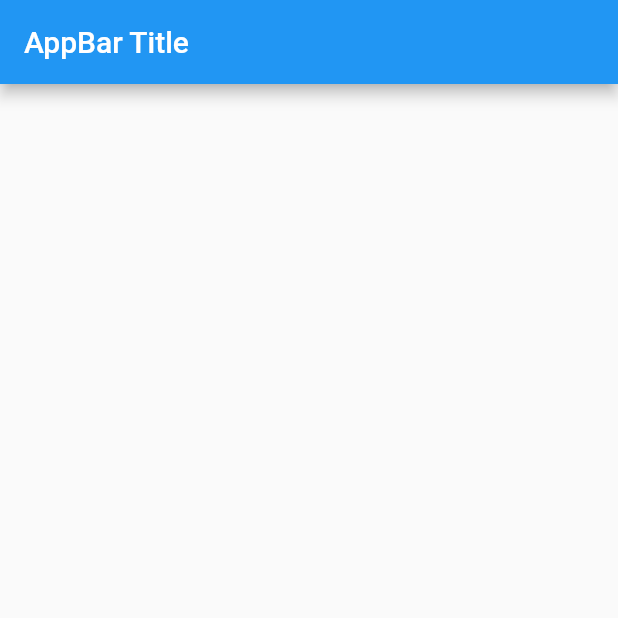
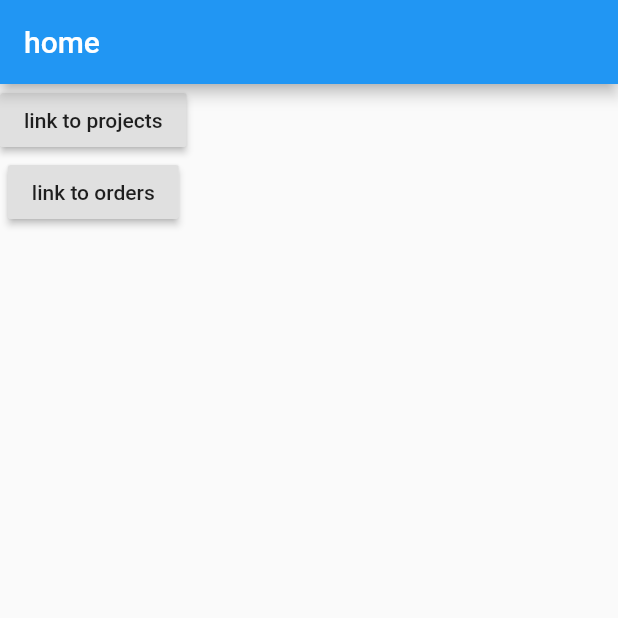
Before and after one commit to longfellowone/field-services-mobile, a Flutter app: the screen it shows after launch, on a phone screen of 412 x 824 dp, the top half of it. Run offline on Flutter 3.47's test engine with Material 2 defaults, Android fonts, the phone set to English and light mode, and no system bars; our stand-ins replace fixnum; missing offline and left inert: grpc, protobuf; statements that could not run were skipped.

```diff
--- /dev/null
+++ b/lib/src/api/supply.dart
@@ -0,0 +1,37 @@
+import 'package:grpc/grpc.dart';
+import 'package:myapp/src/generated/supply.pbgrpc.dart';
+
+class SupplyApi {
+  SupplyApi() {
+    _client = SupplyClient(ClientChannel("10.0.2.2",
+        port: 9090, options: const ChannelOptions(credentials: ChannelCredentials.insecure())));
+  }
+
+  static SupplyClient _client;
+
+  Future<List<OrderSummary>> findProjectOrderDates({String projectId}) async {
+    try {
+      var response = await _client.findProjectOrderDates(
+        FindProjectOrderDatesRequest()..projectId = projectId,
+      );
+      return response.orders;
+    } catch (e) {
+      print('Caught error: $e');
+      return null;
+    }
+  }
+
+  Future<Order> findOrder({String id}) async {
+    try {
+      var response = await _client.findOrder(
+        FindOrderRequest()..id = id,
+      );
+      return response.order;
+    } catch (e) {
+      print('Caught error: $e');
+      return null;
+    }
+  }
+
+//  await channel.shutdown();
+}
--- a/lib/src/app/app.dart
+++ b/lib/src/app/app.dart
@@ -1,14 +1,24 @@
 import 'package:flutter/material.dart';
+import 'package:myapp/src/api/supply.dart';
+import 'package:myapp/src/home/home.dart';
+import 'package:myapp/src/orders/orders.dart';
+import 'package:myapp/src/projects/projects.dart';
 
 class App extends StatelessWidget {
+  final SupplyApi api = SupplyApi();
+
+  // home: isFirstLaunch? IntroScreen():HomeScreen(),
+
   @override
   Widget build(BuildContext context) {
     return MaterialApp(
-      home: Scaffold(
-        appBar: AppBar(
-          title: Text('AppBar Title'),
-        ),
-      ),
+      title: "my app title",
+      initialRoute: Home.routeName,
+      routes: <String, WidgetBuilder>{
+        Home.routeName: (BuildContext context) => Home(),
+        Projects.routeName: (BuildContext context) => Projects(),
+        Orders.routeName: (BuildContext context) => Orders(api: api)
+      },
     );
   }
 }
--- /dev/null
+++ b/lib/src/home/home.dart
@@ -0,0 +1,26 @@
+import 'package:flutter/material.dart';
+
+class Home extends StatelessWidget {
+  static const String routeName = '/';
+
+  @override
+  Widget build(BuildContext context) {
+    return Scaffold(
+      appBar: AppBar(
+        title: Text("home"),
+      ),
+      body: Column(
+        children: <Widget>[
+          RaisedButton(
+            child: Text("link to projects"),
+            onPressed: () => Navigator.pushNamed(context, "/projects"),
+          ),
+          RaisedButton(
+            child: Text("link to orders"),
+            onPressed: () => Navigator.pushNamed(context, "/orders"),
+          ),
+        ],
+      ),
+    );
+  }
+}
--- /dev/null
+++ b/lib/src/projects/projects.dart
@@ -0,0 +1,20 @@
+import 'package:flutter/material.dart';
+
+class Projects extends StatelessWidget {
+  static const String routeName = '/projects';
+
+  @override
+  Widget build(BuildContext context) {
+    return Scaffold(
+      appBar: AppBar(
+        title: Text("List of projects"),
+      ),
+      body: Column(
+        children: <Widget>[
+          Text("project 1"),
+          Text("project 2"),
+        ],
+      ),
+    );
+  }
+}
```
Also changed, not shown: lib/src/bloc/bloc_provider.dart (+25 -9 lines), lib/src/orderlist/orderlist.dart (added, +46 -0 lines), lib/src/orderlist/orderlist_bloc.dart (added, +19 -0 lines), lib/src/orders/orders.dart (added, +91 -0 lines), lib/src/orders/orders_bloc.dart (added, +18 -0 lines), pubspec.lock, 1 other file.
